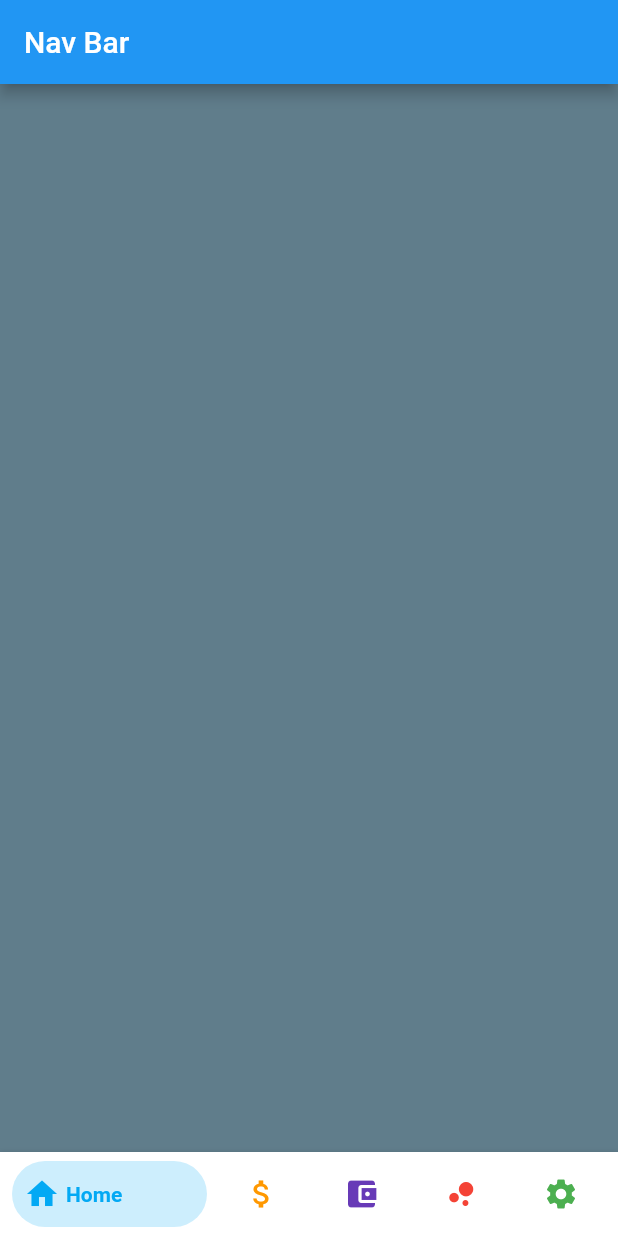
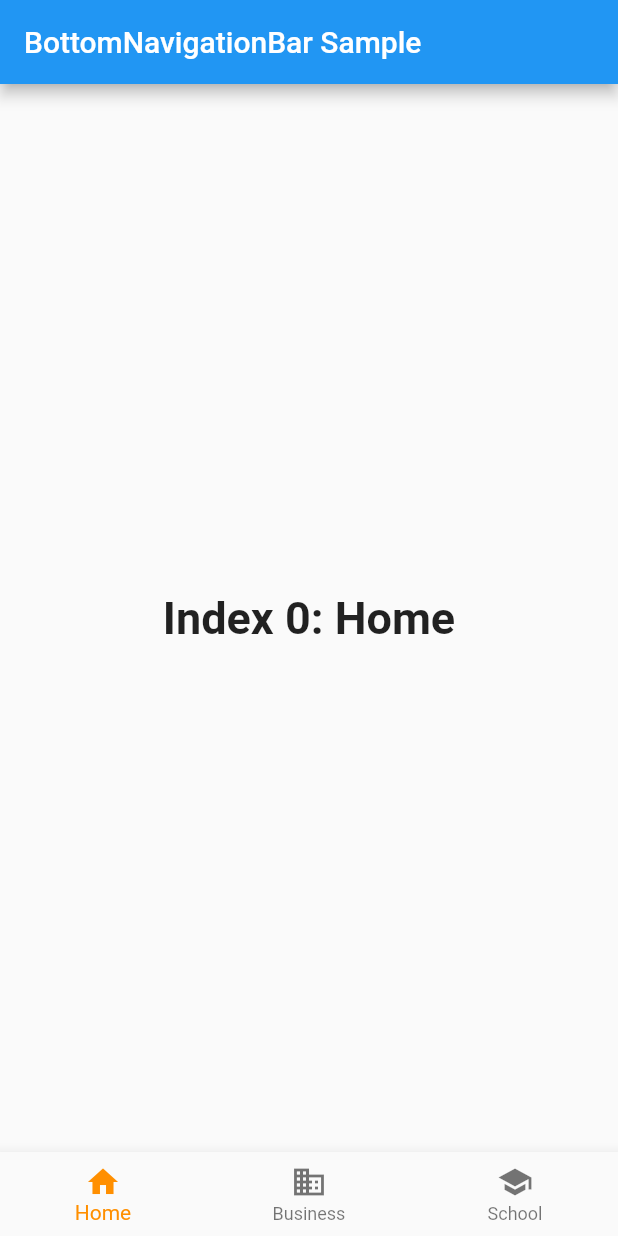
Before and after one commit to jkbngl/FFD, a Flutter app: the screen it shows after launch, on a phone screen of 412 x 824 dp. Run offline on Flutter 3.47's test engine with Material 2 defaults, Android fonts, the phone set to English and light mode, and no system bars; our stand-ins replace bottom_navy_bar.

Commit message:
#21 #11 another example for switching between pages

```diff
--- a/flutter/ffd/lib/bottom_navy_bar.dart
+++ /dev/null
@@ -1,164 +0,0 @@
-library bottom_navy_bar;
-
-import 'package:flutter/material.dart';
-import 'package:flutter/widgets.dart';
-
-class BottomNavyBar extends StatelessWidget {
-  final int selectedIndex;
-  final double iconSize;
-  final Color backgroundColor;
-  final bool showElevation;
-  final Duration animationDuration;
-  final List<BottomNavyBarItem> items;
-  final ValueChanged<int> onItemSelected;
-  final MainAxisAlignment mainAxisAlignment;
-  final double itemCornerRadius;
-
-  BottomNavyBar({
-    Key key,
-    this.selectedIndex = 0,
-    this.showElevation = true,
-    this.iconSize = 24,
-    this.backgroundColor,
-    this.itemCornerRadius = 50,
-    this.animationDuration = const Duration(milliseconds: 270),
-    this.mainAxisAlignment = MainAxisAlignment.spaceBetween,
-    @required this.items,
-    @required this.onItemSelected,
-  }) {
-    assert(items != null);
-    assert(items.length >= 2 && items.length <= 5);
-    assert(onItemSelected != null);
-  }
-
-  @override
-  Widget build(BuildContext context) {
-    final bgColor = (backgroundColor == null) ? Theme.of(context).bottomAppBarColor : backgroundColor;
-
-    return Container(
-      decoration: BoxDecoration(
-        color: bgColor,
-        boxShadow: [
-          if (showElevation)
-            const BoxShadow(
-              color: Colors.black12,
-              blurRadius: 2,
-            ),
-        ],
-      ),
-      child: SafeArea(
-        child: Container(
-          width: double.infinity,
-          height: 56,
-          padding: const EdgeInsets.symmetric(vertical: 6, horizontal: 8),
-          child: Row(
-            mainAxisAlignment: mainAxisAlignment,
-            children: items.map((item) {
-              var index = items.indexOf(item);
-              return GestureDetector(
-                onTap: () => onItemSelected(index),
-                child: _ItemWidget(
-                  item: item,
-                  iconSize: iconSize,
-                  isSelected: index == selectedIndex,
-                  backgroundColor: bgColor,
-                  itemCornerRadius: itemCornerRadius,
-                  animationDuration: animationDuration,
-                ),
-              );
-            }).toList(),
-          ),
-        ),
-      ),
-    );
-  }
-}
-
-class _ItemWidget extends StatelessWidget {
-  final double iconSize;
-  final bool isSelected;
-  final BottomNavyBarItem item;
-  final Color backgroundColor;
-  final double itemCornerRadius;
-  final Duration animationDuration;
-
-  const _ItemWidget(
-      {Key key,
-        @required this.item,
-        @required this.isSelected,
-        @required this.backgroundColor,
-        @required this.animationDuration,
-        @required this.itemCornerRadius,
-        @required this.iconSize})
-      : assert(isSelected != null),
-        assert(item != null),
-        assert(backgroundColor != null),
-        assert(animationDuration != null),
-        assert(itemCornerRadius != null),
-        assert(iconSize != null),
-        super(key: key);
-
-  @override
-  Widget build(BuildContext context) {
-    return AnimatedContainer(
-      width: isSelected ? 130 : 50,
-      height: double.maxFinite,
-      duration: animationDuration,
-      padding: EdgeInsets.only(left: 12),
-      decoration: BoxDecoration(
-        color: isSelected ? item.activeColor.withOpacity(0.2) : backgroundColor,
-        borderRadius: BorderRadius.circular(itemCornerRadius),
-      ),
-      child: ListView(
-        shrinkWrap: true,
-        physics: NeverScrollableScrollPhysics(),
-        scrollDirection: Axis.horizontal,
-        children: <Widget>[
-          Row(
-            mainAxisAlignment: MainAxisAlignment.start,
-            crossAxisAlignment: CrossAxisAlignment.center,
-            children: <Widget>[
-              Padding(
-                padding: const EdgeInsets.only(right: 8),
-                child: IconTheme(
-                  data: IconThemeData(
-                      size: iconSize,
-                      color: isSelected
-                          ? item.activeColor.withOpacity(1)
-                          : item.inactiveColor == null ? item.activeColor : item.inactiveColor),
-                  child: item.icon,
-                ),
-              ),
-              isSelected
-                  ? DefaultTextStyle.merge(
-                style: TextStyle(
-                  color: item.activeColor,
-                  fontWeight: FontWeight.bold,
-                ),
-                child: item.title,
-              )
-                  : SizedBox.shrink()
-            ],
-          )
-        ],
-      ),
-    );
-  }
-}
-
-class BottomNavyBarItem {
-  final Icon icon;
-  final Text title;
-  final Color activeColor;
-  final Color inactiveColor;
-
-  BottomNavyBarItem({
-    @required this.icon,
-    @required this.title,
-    this.activeColor = Colors.blue,
-    this.inactiveColor,
-  }) {
-    assert(icon != null);
-    assert(title != null);
-  }
-}
--- a/flutter/ffd/lib/main.dart
+++ b/flutter/ffd/lib/main.dart
@@ -1,99 +1,90 @@
-import 'package:bottom_navy_bar/bottom_navy_bar.dart';
+// Flutter code sample for BottomNavigationBar
+
+// This example shows a [BottomNavigationBar] as it is used within a [Scaffold]
+// widget. The [BottomNavigationBar] has three [BottomNavigationBarItem]
+// widgets and the [currentIndex] is set to index 0. The selected item is
+// amber. The `_onItemTapped` function changes the selected item's index
+// and displays a corresponding message in the center of the [Scaffold].
+//
+// ![A scaffold with a bottom navigation bar containing three bottom navigation
+// bar items. The first one is selected.](https://flutter.github.io/assets-for-api-docs/assets/material/bottom_navigation_bar.png)
+
 import 'package:flutter/material.dart';
 
 void main() => runApp(MyApp());
 
+/// This Widget is the main application widget.
 class MyApp extends StatelessWidget {
+  static const String _title = 'Flutter Code Sample';
+
   @override
   Widget build(BuildContext context) {
     return MaterialApp(
-      title: 'Flutter Demo',
-      theme: ThemeData(
-        primarySwatch: Colors.blue,
-      ),
-      home: MyHomePage(title: 'Flutter Demo Home Page'),
+      title: _title,
+      home: MyStatefulWidget(),
     );
   }
 }
 
-class MyHomePage extends StatefulWidget {
-  MyHomePage({Key key, this.title}) : super(key: key);
-
-  final String title;
+class MyStatefulWidget extends StatefulWidget {
+  MyStatefulWidget({Key key}) : super(key: key);
 
   @override
-  _MyHomePageState createState() => _MyHomePageState();
+  _MyStatefulWidgetState createState() => _MyStatefulWidgetState();
 }
 
-class _MyHomePageState extends State<MyHomePage> {
+class _MyStatefulWidgetState extends State<MyStatefulWidget> {
+  int _selectedIndex = 0;
+  static const TextStyle optionStyle =
+  TextStyle(fontSize: 30, fontWeight: FontWeight.bold);
+  static const List<Widget> _widgetOptions = <Widget>[
+    Text(
+      'Index 0: Home',
+      style: optionStyle,
+    ),
+    Text(
+      'Index 1: Business',
+      style: optionStyle,
+    ),
+    Text(
+      'Index 2: School',
+      style: optionStyle,
+    ),
+  ];
 
-  int _currentIndex = 0;
-  PageController _pageController;
-
-  @override
-  void initState() {
-    super.initState();
-    _pageController = PageController();
-  }
-
-  @override
-  void dispose() {
-    _pageController.dispose();
-    super.dispose();
+  void _onItemTapped(int index) {
+    setState(() {
+      _selectedIndex = index;
+    });
   }
 
   @override
   Widget build(BuildContext context) {
     return Scaffold(
-      appBar: AppBar(title: Text("Nav Bar")),
-      body: SizedBox.expand(
-        child: PageView(
-          controller: _pageController,
-          onPageChanged: (index) {
-            setState(() => _currentIndex = index);
-          },
-          children: <Widget>[
-            Container(color: Colors.blueGrey,),
-            Container(color: Colors.red,),
-            Container(color: Colors.green,),
-            Container(color: Colors.blue,),
-            Container(color: Colors.yellow,),
-          ],
-        ),
+      appBar: AppBar(
+        title: const Text('BottomNavigationBar Sample'),
       ),
-      bottomNavigationBar: BottomNavyBar(
-        selectedIndex: _currentIndex,
-        onItemSelected: (index) {
-          setState(() => _currentIndex = index);
-          _pageController.jumpToPage(index);
-        },
-        items: <BottomNavyBarItem>[
-          BottomNavyBarItem(
-              title: Text('Home'),
-              icon: Icon(Icons.home),
-              activeColor: Colors.lightBlue
-          ),BottomNavyBarItem(
-              title: Text('Actuals'),
-              icon: Icon(Icons.attach_money),
-              activeColor: Colors.orange
+      body: Center(
+        child: _widgetOptions.elementAt(_selectedIndex),
+      ),
+      bottomNavigationBar: BottomNavigationBar(
+        items: const <BottomNavigationBarItem>[
+          BottomNavigationBarItem(
+            icon: Icon(Icons.home),
+            title: Text('Home'),
           ),
-          BottomNavyBarItem(
-              title: Text('Budget'),
-              icon: Icon(Icons.account_balance_wallet),
-            activeColor: Colors.deepPurple,
-
+          BottomNavigationBarItem(
+            icon: Icon(Icons.business),
+            title: Text('Business'),
           ),
-          BottomNavyBarItem(
-              title: Text('Visualizer'),
-              icon: Icon(Icons.bubble_chart),
-              activeColor: Colors.red,
-          ),
-          BottomNavyBarItem(
-              title: Text('Settings'),
-              icon: Icon(Icons.settings),
-              activeColor: Colors.green,
+          BottomNavigationBarItem(
+            icon: Icon(Icons.school),
+            title: Text('School'),
           ),
         ],
+        currentIndex: _selectedIndex,
+        selectedItemColor: Colors.amber[800],
+        onTap: _onItemTapped,
       ),
     );
   }
```
Also changed, not shown: flutter/ffd/lib/backup_color_change_on_nav_tab.dart (added, +100 -0 lines), 1 other file.
